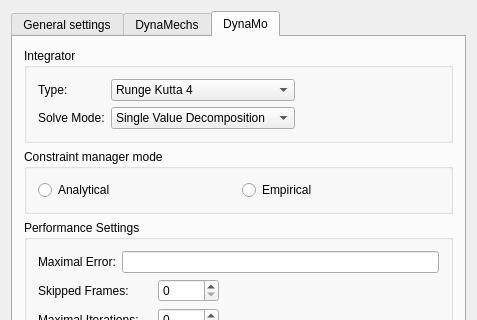
The window that x/kdesigelSources.1.3/kdesigel/kdesigel/ui/SIGEL_MasterUI/SIG_SimulationParameterBase.ui (jayMcBee/sigel-evolutionary-walking-robots) describes before a commit, drawn with Qt 5; both pictures show x 0 to 477 and y 0 to 320 of the 477 by 522 pixel window.
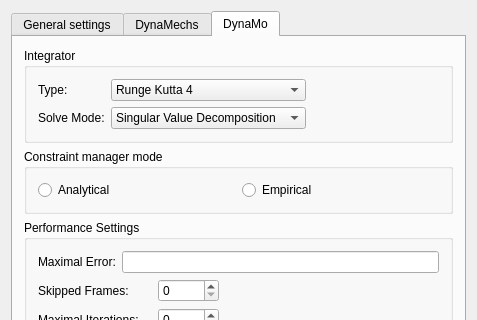
The same window after the commit. The open tabs and pages were chosen to show the change.

Diff of the .ui file:
```diff
--- a/x/kdesigelSources.1.3/kdesigel/kdesigel/ui/SIGEL_MasterUI/SIG_SimulationParameterBase.ui
+++ b/x/kdesigelSources.1.3/kdesigel/kdesigel/ui/SIGEL_MasterUI/SIG_SimulationParameterBase.ui
@@ -479,7 +479,7 @@
                       <widget class="QComboBox" name="comboboxSolveMode">
                         <item>
                           <property name="text">
-                            <string>Single Value Decomposition</string>
+                            <string>Singular Value Decomposition</string>
                           </property>
                         </item>
                         <item>
```
